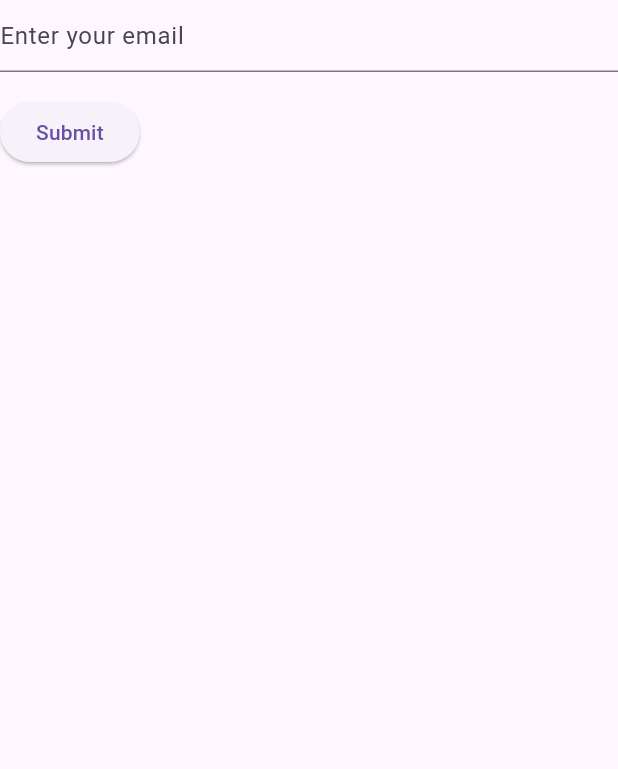
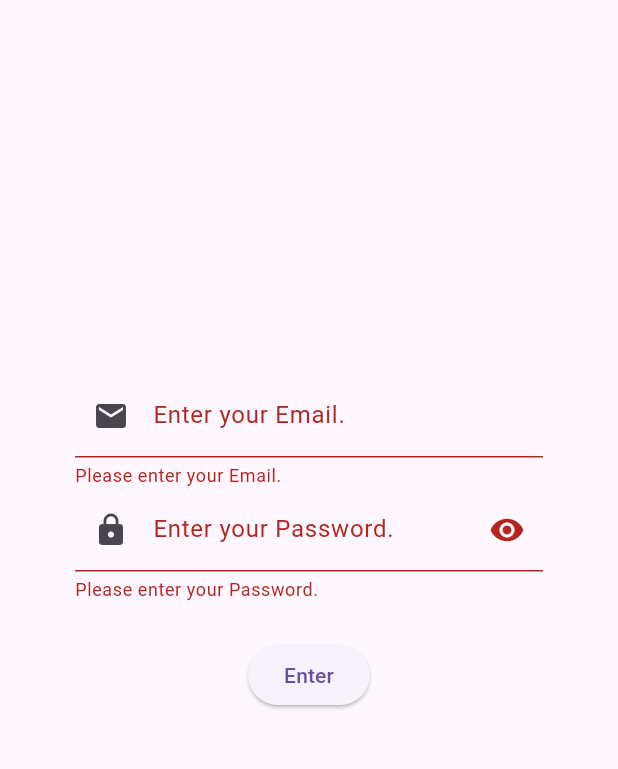
Before and after one commit to Muawiya-Ismael/stack_listview_form_navigation_sidebar_tapbar, a Flutter app: the screen it shows after launch, on a phone screen of 412 x 824 dp, the part 84-853 px from its top. Run offline on Flutter 3.47's test engine with Material 3 defaults, Android fonts, the phone set to English and light mode, and no system bars; our stand-ins replace email_validator; missing offline and left inert: password_strength.

Commit message:
a mini project created to learn stack_listview_form_navigation

```diff
--- /dev/null
+++ b/lib/form/email_form.dart
@@ -0,0 +1,37 @@
+import 'package:flutter/material.dart';
+import 'package:email_validator/email_validator.dart';
+
+class EmailForm extends StatefulWidget {
+  const EmailForm({super.key, required this.emailFormKey});
+  final GlobalKey<FormState> emailFormKey;
+
+  @override
+  State<EmailForm> createState() => _EmailFormState();
+}
+
+class _EmailFormState extends State<EmailForm> {
+  @override
+  Widget build(BuildContext context) {
+    return Form(
+      key: widget.emailFormKey,
+      autovalidateMode: AutovalidateMode.always,
+      child: TextFormField(
+        decoration: const InputDecoration(
+          labelText: "Enter your Email.",
+          errorMaxLines: 2,
+          prefixIcon: Icon(Icons.email)
+        ),
+        validator: (String? value) {
+          if (value == null || value.isEmpty) {
+            return 'Please enter your Email.';
+          }
+          if(!EmailValidator.validate(value)){//RegExp(r"^[a-zA-Z0-9.a-zA-Z0-9.!#$%&'*+-/=?^_`{|}~]+@[a-zA-Z0-9]+\.[a-zA-Z]+").hasMatch(value)
+            return """Error: Email must be in a valid format
+(e.g., user@example.com).""";
+          }
+          return null;
+        },
+      ),
+    );
+  }
+}
--- a/lib/form/form.dart
+++ b/lib/form/form.dart
@@ -1,4 +1,8 @@
 import 'package:flutter/material.dart';
+import 'package:stack_listview_form/form/password_form.dart';
+
+import '../home.dart';
+import 'email_form.dart';
 
 class FormApp extends StatelessWidget {
   const FormApp({super.key});
@@ -10,12 +14,69 @@ class FormApp extends StatelessWidget {
           backgroundColor: Colors.black87,
           title: const Text('Learn Listview', style: TextStyle(color: Colors.white),),
         ),
-        body: const FormExample(),
+
+        body:  const FormExample(),
+    );
+  }
+}
+
+class FormExample extends StatefulWidget {
+  const FormExample({super.key});
+
+  @override
+  State<FormExample> createState() => _FormExampleState();
+}
+
+class _FormExampleState extends State<FormExample> {
+  final GlobalKey<FormState> emailFormKey = GlobalKey<FormState>();
+  final GlobalKey<FormState> passwordFormKey = GlobalKey<FormState>();
+  Widget massage = const Text(" ");
+
+  void buttonAction(){
+    if(emailFormKey.currentState!.validate() && passwordFormKey.currentState!.validate()){
+      setState(() {
+        massage = const Text("Valid Email and Password.", style: TextStyle(color: Colors.green),);
+        Navigator.push(
+          context,
+          MaterialPageRoute(builder: (context)=> const Home(),),
+        );
+      });
+    }else{
+      setState(() {
+        massage = const Text("Invalid Email or Password.", style: TextStyle(color: Colors.red),);
+      });
+    }
+  }
+
+  @override
+  Widget build(BuildContext context) {
+    return Padding(
+        padding: const EdgeInsets.only(left: 50,right: 50),
+        child: Column(
+            mainAxisAlignment: MainAxisAlignment.center,
+            children:[
+              EmailForm(emailFormKey: emailFormKey), // Pass key to EmailForm
+              PasswordForm(passwordFormKey: passwordFormKey),
+              const SizedBox(height: 25),
+              ElevatedButton(onPressed: buttonAction, child: const Text("Enter", style: TextStyle(),)),
+              const SizedBox(height: 25),
+              massage,
+            ],
+          ),
     );
   }
 }
 
 
+
+
+
+
+
+
+
+
+/*
 class FormExample extends StatefulWidget {
   const FormExample({super.key});
 
@@ -59,3 +120,4 @@ class _FormExampleState extends State<FormExample> {
     );
   }
 }
+*/
--- /dev/null
+++ b/lib/form/password_form.dart
@@ -0,0 +1,64 @@
+import 'package:flutter/material.dart';
+import 'package:password_strength/password_strength.dart';
+
+
+class PasswordForm extends StatefulWidget {
+  const PasswordForm({super.key, required this.passwordFormKey});
+  final GlobalKey<FormState> passwordFormKey;
+
+  @override
+  State<PasswordForm> createState() => _PasswordFormState();
+}
+
+class _PasswordFormState extends State<PasswordForm> {
+  bool passToggle = true;
+ // String errorMassage = " ";
+
+  @override
+  Widget build(BuildContext context) {
+    return Form(
+      key: widget.passwordFormKey,
+      autovalidateMode: AutovalidateMode.always,
+      child: TextFormField(
+        obscureText: passToggle,
+        decoration:InputDecoration(
+          labelText: "Enter your Password.",
+          //errorText: errorMassage,
+          errorMaxLines: 4,
+          prefixIcon: const Icon(Icons.lock),
+          suffixIcon: InkWell(
+            onTap:(){
+              setState(() {
+                passToggle = !passToggle;
+              });
+            },
+            child: Icon(passToggle ? Icons.visibility: Icons.visibility_off),
+          ),
+
+        ),
+        validator: (String? value) {
+          if (value == null || value.isEmpty) {
+           /* setState(() {
+              errorMassage = 'Please enter your Password.';
+            });*/
+            return'Please enter your Password.';
+          }
+          if (estimatePasswordStrength(value)<0.3 && !RegExp(r'^(?=.*[A-Z].*[A-Z])(?=.*[!@#$&*.])(?=.*[0-9].*[0-9])(?=.*[a-z].*[a-z].*[a-z]).{8}$').hasMatch(value)){
+            /*setState(() {
+              errorMassage = 'Error: Password must be at least 8 characters, include uppercase and lowercase letters, a number, and a special character.';
+            });*/
+            return '''Error: Password must contain:
+  - 8 characters, upper and lower.
+  - number.
+  - special character.''';
+          }
+          return null;
+        },
+      ),
+    );
+  }
+}
+
+//if(!RegExp(r'^(?=.*?[A-Z])(?=.*?[a-z])(?=.*?[0-9])(?=.*?[!@#\$&*~]).{8,}$').hasMatch(value)){//
+//             return "Error: Password must be at least 8 characters, include uppercase and lowercase letters, a number, and a special character.";
+//           }
--- a/lib/learn_listview/listview.dart
+++ b/lib/learn_listview/listview.dart
@@ -15,7 +15,7 @@ class LearnListview extends StatelessWidget {
         appBar: AppBar(
           backgroundColor: Colors.black87,
           title: const Text('Learn Listview', style: TextStyle(color: Colors.white),),
-
+          iconTheme:const IconThemeData(color: Colors.white),
         ),
 
         body: Container(
--- a/lib/main.dart
+++ b/lib/main.dart
@@ -2,6 +2,7 @@ import 'package:flutter/material.dart';
 import 'package:stack_listview_form/learn_listview/listview.dart';
 import 'package:stack_listview_form/stack.dart';
 import 'form/form.dart';
+import 'home.dart';
 
 void main() {
   runApp(const MyApp());
--- a/lib/stack.dart
+++ b/lib/stack.dart
@@ -1,3 +1,5 @@
+import 'dart:ui';
+
 import 'package:flutter/material.dart';
 
 class LearnStack extends StatelessWidget {
@@ -8,11 +10,13 @@ class LearnStack extends StatelessWidget {
     return Scaffold(
       appBar: AppBar(
         title: const Padding(
-            padding: EdgeInsets.only(top:40,bottom:10),
+          padding: EdgeInsets.only(top:40,bottom:10),
           child: Text("Learn Stack", style: TextStyle(color: Colors.white),),
         ),
         backgroundColor: Colors.black,
         centerTitle: true,
+        iconTheme:const IconThemeData(color: Colors.white),
+
       ),
       body: Container(
         color: Colors.black,
--- a/pubspec.yaml
+++ b/pubspec.yaml
@@ -30,7 +30,8 @@ environment:
 dependencies:
   flutter:
     sdk: flutter
-
+  email_validator: ^2.1.17
+  password_strength: ^0.2.0
 
   # The following adds the Cupertino Icons font to your application.
   # Use with the CupertinoIcons class for iOS style icons.
```
Also changed, not shown: lib/home.dart (added, +47 -0 lines), pubspec.lock.
